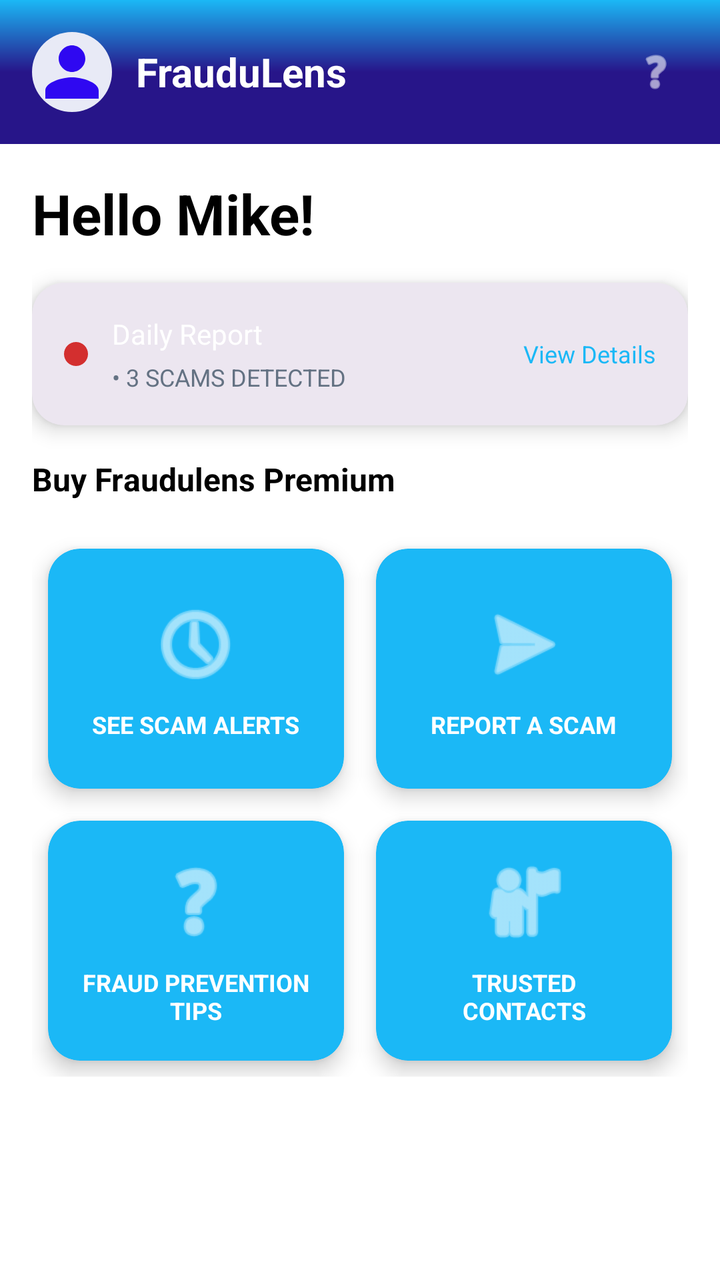
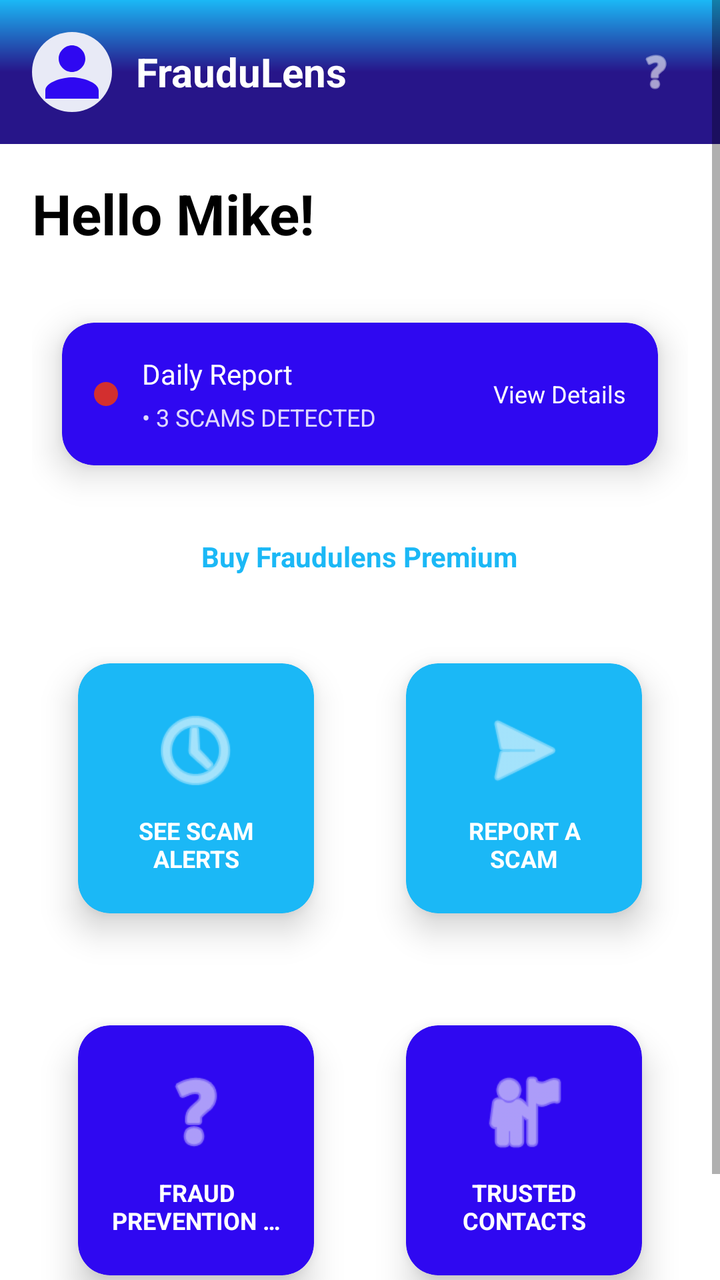

Compare the two renders of this Android layout. The source of the first and the diff that turns it into the second are given below.
<!-- AndroidManifest.xml: application theme Theme.FrauduLens -->
<!-- res/layout/fragment_home.xml -->
<?xml version="1.0" encoding="utf-8"?>
<ScrollView xmlns:android="http://schemas.android.com/apk/res/android"
    xmlns:app="http://schemas.android.com/apk/res-auto"
    android:layout_width="match_parent"
    android:layout_height="match_parent"
    android:background="@color/surface"
    android:fillViewport="true">

    <LinearLayout
        android:layout_width="match_parent"
        android:layout_height="wrap_content"
        android:orientation="vertical">

        
        <LinearLayout
            android:layout_width="match_parent"
            android:layout_height="wrap_content"
            android:orientation="horizontal"
            android:gravity="center_vertical"
            android:padding="16dp"
            android:background="@drawable/gradient_bg">

            <ImageView
                android:id="@+id/ivProfilePic"
                android:layout_width="40dp"
                android:layout_height="40dp"
                android:src="@drawable/ic_profile"
                android:background="@drawable/bg_circle"
                android:padding="4dp"
                android:layout_marginEnd="12dp"/>

            <TextView
                android:layout_width="0dp"
                android:layout_height="wrap_content"
                android:layout_weight="1"
                android:text="FrauduLens"
                android:textColor="@color/surface"
                android:textSize="20sp"
                android:textStyle="bold"/>

            <ImageView
                android:id="@+id/ivHelp"
                android:layout_width="32dp"
                android:layout_height="32dp"
                android:src="@android:drawable/ic_menu_help"
                android:tint="@color/surface"
                android:padding="4dp"
                android:clickable="true"
                android:focusable="true"
                android:background="?attr/selectableItemBackground"/>
        </LinearLayout>

        
        <LinearLayout
            android:layout_width="match_parent"
            android:layout_height="wrap_content"
            android:orientation="vertical"
            android:padding="16dp">

            <TextView
                android:id="@+id/tvGreeting"
                android:layout_width="match_parent"
                android:layout_height="wrap_content"
                android:text="Hello Mike!"
                android:textColor="@color/textPrimary"
                android:textSize="28sp"
                android:textStyle="bold"
                android:layout_marginBottom="16dp"/>

            
            <com.google.android.material.card.MaterialCardView
                android:layout_width="match_parent"
                android:layout_height="wrap_content"
                android:layout_marginBottom="16dp"
                app:cardCornerRadius="16dp"
                app:cardElevation="6dp"
                app:cardBackgroundColor="@color/dailyReportBg">

                <LinearLayout
                    android:layout_width="match_parent"
                    android:layout_height="wrap_content"
                    android:orientation="horizontal"
                    android:gravity="center_vertical"
                    android:padding="16dp">

                    <View
                        android:layout_width="12dp"
                        android:layout_height="12dp"
                        android:background="@drawable/bg_circle"
                        android:backgroundTint="@color/danger"/>

                    <LinearLayout
                        android:layout_width="0dp"
                        android:layout_height="wrap_content"
                        android:layout_weight="1"
                        android:orientation="vertical"
                        android:layout_marginStart="12dp">

                        <TextView
                            android:layout_width="wrap_content"
                            android:layout_height="wrap_content"
                            android:text="Daily Report"
                            android:textColor="@color/surface"
                            android:textSize="14sp"/>

                        <TextView
                            android:layout_width="wrap_content"
                            android:layout_height="wrap_content"
                            android:text="• 3 SCAMS DETECTED"
                            android:textColor="@color/colorGray"
                            android:textSize="12sp"
                            android:layout_marginTop="4dp"/>
                    </LinearLayout>

                    <TextView
                        android:id="@+id/tvViewDetails"
                        android:layout_width="wrap_content"
                        android:layout_height="wrap_content"
                        android:text="View Details"
                        android:textColor="@color/secondaryColor"
                        android:textSize="12sp"
                        android:clickable="true"
                        android:focusable="true"
                        android:background="?attr/selectableItemBackground"/>
                </LinearLayout>
            </com.google.android.material.card.MaterialCardView>

            
            <TextView
                android:layout_width="wrap_content"
                android:layout_height="wrap_content"
                android:text="Buy Fraudulens Premium"
                android:textColor="@color/textPrimary"
                android:textSize="16sp"
                android:textStyle="bold"
                android:layout_marginBottom="16dp"/>

            
            <GridLayout
                android:layout_width="match_parent"
                android:layout_height="wrap_content"
                android:columnCount="2"
                android:rowCount="2"
                android:alignmentMode="alignMargins"
                android:layout_marginBottom="16dp">

                <com.google.android.material.card.MaterialCardView
                    android:layout_width="0dp"
                    android:layout_height="120dp"
                    android:layout_columnWeight="1"
                    android:layout_margin="8dp"
                    app:cardCornerRadius="16dp"
                    app:cardElevation="6dp"
                    app:cardBackgroundColor="@color/colorBlue">

                    <LinearLayout
                        android:layout_width="match_parent"
                        android:layout_height="match_parent"
                        android:orientation="vertical"
                        android:gravity="center"
                        android:padding="16dp">

                        <ImageView
                            android:layout_width="48dp"
                            android:layout_height="48dp"
                            android:src="@android:drawable/ic_menu_recent_history"
                            android:tint="@color/surface"/>

                        <TextView
                            android:layout_width="wrap_content"
                            android:layout_height="wrap_content"
                            android:text="SEE SCAM ALERTS"
                            android:textColor="@color/surface"
                            android:textSize="12sp"
                            android:textStyle="bold"
                            android:layout_marginTop="8dp"
                            android:gravity="center"/>
                    </LinearLayout>
                </com.google.android.material.card.MaterialCardView>

                <com.google.android.material.card.MaterialCardView
                    android:layout_width="0dp"
                    android:layout_height="120dp"
                    android:layout_columnWeight="1"
                    android:layout_margin="8dp"
                    app:cardCornerRadius="16dp"
                    app:cardElevation="6dp"
                    app:cardBackgroundColor="@color/colorBlue">

                    <LinearLayout
                        android:layout_width="match_parent"
                        android:layout_height="match_parent"
                        android:orientation="vertical"
                        android:gravity="center"
                        android:padding="16dp">

                        <ImageView
                            android:layout_width="48dp"
                            android:layout_height="48dp"
                            android:src="@android:drawable/ic_menu_send"
                            android:tint="@color/surface"/>

                        <TextView
                            android:layout_width="wrap_content"
                            android:layout_height="wrap_content"
                            android:text="REPORT A SCAM"
                            android:textColor="@color/surface"
                            android:textSize="12sp"
                            android:textStyle="bold"
                            android:layout_marginTop="8dp"
                            android:gravity="center"/>
                    </LinearLayout>
                </com.google.android.material.card.MaterialCardView>

                <com.google.android.material.card.MaterialCardView
                    android:layout_width="0dp"
                    android:layout_height="120dp"
                    android:layout_columnWeight="1"
                    android:layout_margin="8dp"
                    app:cardCornerRadius="16dp"
                    app:cardElevation="6dp"
                    app:cardBackgroundColor="@color/colorBlue">

                    <LinearLayout
                        android:layout_width="match_parent"
                        android:layout_height="match_parent"
                        android:orientation="vertical"
                        android:gravity="center"
                        android:padding="16dp">

                        <ImageView
                            android:layout_width="48dp"
                            android:layout_height="48dp"
                            android:src="@android:drawable/ic_menu_help"
                            android:tint="@color/surface"/>

                        <TextView
                            android:layout_width="wrap_content"
                            android:layout_height="wrap_content"
                            android:text="FRAUD PREVENTION TIPS"
                            android:textColor="@color/surface"
                            android:textSize="12sp"
                            android:textStyle="bold"
                            android:layout_marginTop="8dp"
                            android:gravity="center"/>
                    </LinearLayout>
                </com.google.android.material.card.MaterialCardView>

                <com.google.android.material.card.MaterialCardView
                    android:layout_width="0dp"
                    android:layout_height="120dp"
                    android:layout_columnWeight="1"
                    android:layout_margin="8dp"
                    app:cardCornerRadius="16dp"
                    app:cardElevation="6dp"
                    app:cardBackgroundColor="@color/colorBlue">

                    <LinearLayout
                        android:layout_width="match_parent"
                        android:layout_height="match_parent"
                        android:orientation="vertical"
                        android:gravity="center"
                        android:padding="16dp">

                        <ImageView
                            android:layout_width="48dp"
                            android:layout_height="48dp"
                            android:src="@android:drawable/ic_menu_myplaces"
                            android:tint="@color/surface"/>

                        <TextView
                            android:layout_width="wrap_content"
                            android:layout_height="wrap_content"
                            android:text="TRUSTED CONTACTS"
                            android:textColor="@color/surface"
                            android:textSize="12sp"
                            android:textStyle="bold"
                            android:layout_marginTop="8dp"
                            android:gravity="center"/>
                    </LinearLayout>
                </com.google.android.material.card.MaterialCardView>
            </GridLayout>

        </LinearLayout>
    </LinearLayout>
</ScrollView>
<!-- resources referenced by this layout -->
<resources>
  <color name="colorBlue">#1BB8F6</color>
  <color name="colorGray">#647283</color>
  <color name="dailyReportBg">#ECE6F0</color>
  <color name="danger">#D32F2F</color>
  <color name="secondaryColor">#1BB8F6</color>
  <color name="surface">#FFFFFF</color>
  <color name="textPrimary">#000000</color>
  <!-- drawable bg_circle (drawable) -->
  <shape xmlns:android="http://schemas.android.com/apk/res/android" android:shape="oval">
      <solid android:color="#E8EAF6" />
  </shape>
  <!-- drawable gradient_bg (drawable) -->
  <?xml version="1.0" encoding="utf-8"?>
  <shape xmlns:android="http://schemas.android.com/apk/res/android" android:shape="rectangle">
      <gradient
          android:angle="90"
          android:startColor="@color/colorDarkPurple"
          android:centerColor="@color/colorDarkPurple"
          android:centerY="0.5"
          android:endColor="@color/colorBlue"
          android:type="linear" />
  </shape>
  <!-- drawable ic_profile (drawable) -->
  <?xml version="1.0" encoding="utf-8"?>
  <vector xmlns:android="http://schemas.android.com/apk/res/android"
      android:width="24dp" android:height="24dp" android:viewportWidth="24" android:viewportHeight="24">
      <path android:fillColor="@color/primaryColor" android:pathData="M12 12c2.7 0 5-2.3 5-5s-2.3-5-5-5-5 2.3-5 5 2.3 5 5 5zm0 2c-3.3 0-10 1.7-10 5v3h20v-3c0-3.3-6.7-5-10-5z"/>
  </vector>
  <style name="Theme.FrauduLens" parent="Theme.MaterialComponents.DayNight.NoActionBar">
          <item name="colorPrimary">@color/primaryColor</item>
          <item name="colorPrimaryVariant">@color/primaryVariant</item>
          <item name="colorSecondary">@color/secondaryColor</item>
          <item name="android:statusBarColor">@color/primaryVariant</item>
          <item name="android:navigationBarColor">@color/primaryVariant</item>
          <item name="materialCardViewStyle">@style/Widget.MaterialComponents.CardView</item>
          <item name="android:windowBackground">@drawable/gradient_bg</item>
          <item name="android:fontFamily">sans-serif</item>
      </style>
  <color name="colorDarkPurple">#271589</color>
  <color name="primaryColor">#2F08F1</color>
  <color name="primaryVariant">#271589</color>
</resources>

<!-- the commit's change to res/layout/fragment_home.xml (unified diff, before → after) -->
@@ -61,222 +61,255 @@
                 android:id="@+id/tvGreeting"
                 android:layout_width="match_parent"
                 android:layout_height="wrap_content"
+                android:layout_marginBottom="16dp"
                 android:text="Hello Mike!"
                 android:textColor="@color/textPrimary"
                 android:textSize="28sp"
-                android:textStyle="bold"
-                android:layout_marginBottom="16dp"/>
+                android:textStyle="bold" />
 
             
             <com.google.android.material.card.MaterialCardView
                 android:layout_width="match_parent"
                 android:layout_height="wrap_content"
                 android:layout_marginBottom="16dp"
+                app:cardBackgroundColor="@color/colorPurple"
                 app:cardCornerRadius="16dp"
-                app:cardElevation="6dp"
-                app:cardBackgroundColor="@color/dailyReportBg">
+                app:cardElevation="10dp"
+                app:cardUseCompatPadding="true">
 
                 <LinearLayout
                     android:layout_width="match_parent"
                     android:layout_height="wrap_content"
+                    android:gravity="center_vertical"
                     android:orientation="horizontal"
-                    android:gravity="center_vertical"
                     android:padding="16dp">
 
                     <View
+                        android:id="@+id/viewDailyDot"
                         android:layout_width="12dp"
                         android:layout_height="12dp"
                         android:background="@drawable/bg_circle"
-                        android:backgroundTint="@color/danger"/>
+                        android:backgroundTint="@color/danger" />
 
                     <LinearLayout
                         android:layout_width="0dp"
                         android:layout_height="wrap_content"
+                        android:layout_marginStart="12dp"
                         android:layout_weight="1"
-                        android:orientation="vertical"
-                        android:layout_marginStart="12dp">
+                        android:orientation="vertical">
 
                         <TextView
                             android:layout_width="wrap_content"
                             android:layout_height="wrap_content"
                             android:text="Daily Report"
                             android:textColor="@color/surface"
-                            android:textSize="14sp"/>
-
-                        <TextView
+                            android:textSize="14sp" />
+
+                        <TextView
+                        android:id="@+id/tvDailyCount"
                             android:layout_width="wrap_content"
                             android:layout_height="wrap_content"
+                            android:layout_marginTop="4dp"
+                            android:alpha="0.85"
                             android:text="• 3 SCAMS DETECTED"
-                            android:textColor="@color/colorGray"
-                            android:textSize="12sp"
-                            android:layout_marginTop="4dp"/>
+                            android:textColor="@color/surface"
+                            android:textSize="12sp" />
                     </LinearLayout>
 
                     <TextView
                         android:id="@+id/tvViewDetails"
                         android:layout_width="wrap_content"
                         android:layout_height="wrap_content"
-                        android:text="View Details"
-                        android:textColor="@color/secondaryColor"
-                        android:textSize="12sp"
+                        android:background="?attr/selectableItemBackground"
                         android:clickable="true"
                         android:focusable="true"
-                        android:background="?attr/selectableItemBackground"/>
+                        android:text="View Details"
+                        android:textColor="@color/surface"
+                        android:textSize="12sp" />
                 </LinearLayout>
             </com.google.android.material.card.MaterialCardView>
 
             
             <TextView
+                android:id="@+id/tvBuyPremium"
                 android:layout_width="wrap_content"
                 android:layout_height="wrap_content"
+                android:layout_gravity="center_horizontal"
+                android:layout_marginBottom="16dp"
+                android:background="?attr/selectableItemBackground"
+                android:clickable="true"
+                android:focusable="true"
                 android:text="Buy Fraudulens Premium"
-                android:textColor="@color/textPrimary"
-                android:textSize="16sp"
-                android:textStyle="bold"
-                android:layout_marginBottom="16dp"/>
+                android:textColor="@color/colorBlue"
+                android:textSize="14sp"
+                android:textStyle="bold" />
 
             
             <GridLayout
                 android:layout_width="match_parent"
                 android:layout_height="wrap_content"
+                android:layout_marginBottom="16dp"
+                android:alignmentMode="alignMargins"
                 android:columnCount="2"
-                android:rowCount="2"
-                android:alignmentMode="alignMargins"
-                android:layout_marginBottom="16dp">
+                android:rowCount="2">
 
                 <com.google.android.material.card.MaterialCardView
                     android:layout_width="0dp"
-                    android:layout_height="120dp"
+                    android:layout_height="165dp"
                     android:layout_columnWeight="1"
                     android:layout_margin="8dp"
+                    app:cardBackgroundColor="@color/colorBlue"
                     app:cardCornerRadius="16dp"
-                    app:cardElevation="6dp"
-                    app:cardBackgroundColor="@color/colorBlue">
+                    app:cardElevation="10dp"
+                    app:cardUseCompatPadding="true">
 
                     <LinearLayout
                         android:layout_width="match_parent"
                         android:layout_height="match_parent"
+                        android:gravity="center"
                         android:orientation="vertical"
-                        android:gravity="center"
                         android:padding="16dp">
 
                         <ImageView
                             android:layout_width="48dp"
                             android:layout_height="48dp"
                             android:src="@android:drawable/ic_menu_recent_history"
-                            android:tint="@color/surface"/>
-
-                        <TextView
-                            android:layout_width="wrap_content"
-                            android:layout_height="wrap_content"
-                            android:text="SEE SCAM ALERTS"
+                            android:tint="@color/surface" />
+
+                        <TextView
+                            android:layout_width="match_parent"
+                            android:layout_height="wrap_content"
+                            android:layout_marginTop="8dp"
+                            android:gravity="center"
+                            android:text="SEE SCAM\nALERTS"
                             android:textColor="@color/surface"
                             android:textSize="12sp"
-                            android:textStyle="bold"
-                            android:layout_marginTop="8dp"
-                            android:gravity="center"/>
+                            android:lineSpacingExtra="0dp"
+                            android:maxLines="2"
+                            android:ellipsize="end"
+                            android:textStyle="bold" />
                     </LinearLayout>
                 </com.google.android.material.card.MaterialCardView>
 
                 <com.google.android.material.card.MaterialCardView
+                    android:id="@+id/cardReportScam"
                     android:layout_width="0dp"
-                    android:layout_height="120dp"
+                    android:layout_height="165dp"
                     android:layout_columnWeight="1"
                     android:layout_margin="8dp"
+                    android:clickable="true"
+                    android:focusable="true"
+                    android:foreground="?attr/selectableItemBackground"
+                    app:cardBackgroundColor="@color/colorBlue"
                     app:cardCornerRadius="16dp"
-                    app:cardElevation="6dp"
-                    app:cardBackgroundColor="@color/colorBlue">
+                    app:cardElevation="10dp"
+                    app:cardUseCompatPadding="true">
 
                     <LinearLayout
                         android:layout_width="match_parent"
                         android:layout_height="match_parent"
+                        android:gravity="center"
                         android:orientation="vertical"
-                        android:gravity="center"
                         android:padding="16dp">
 
                         <ImageView
                             android:layout_width="48dp"
                             android:layout_height="48dp"
                             android:src="@android:drawable/ic_menu_send"
-                            android:tint="@color/surface"/>
-
-                        <TextView
-                            android:layout_width="wrap_content"
-                            android:layout_height="wrap_content"
-                            android:text="REPORT A SCAM"
+                            android:tint="@color/surface" />
+
+                        <TextView
+                            android:layout_width="match_parent"
+                            android:layout_height="wrap_content"
+                            android:layout_marginTop="8dp"
+                            android:gravity="center"
+                            android:text="REPORT A\nSCAM"
                             android:textColor="@color/surface"
                             android:textSize="12sp"
-                            android:textStyle="bold"
-                            android:layout_marginTop="8dp"
-                            android:gravity="center"/>
+                            android:lineSpacingExtra="0dp"
+                            android:maxLines="2"
+                            android:ellipsize="end"
+                            android:textStyle="bold" />
                     </LinearLayout>
                 </com.google.android.material.card.MaterialCardView>
 
                 <com.google.android.material.card.MaterialCardView
                     android:layout_width="0dp"
-                    android:layout_height="120dp"
+                    android:layout_height="165dp"
                     android:layout_columnWeight="1"
                     android:layout_margin="8dp"
+                    app:cardBackgroundColor="@color/colorPurple"
                     app:cardCornerRadius="16dp"
-                    app:cardElevation="6dp"
-                    app:cardBackgroundColor="@color/colorBlue">
+                    app:cardElevation="10dp"
+                    app:cardUseCompatPadding="true">
 
                     <LinearLayout
                         android:layout_width="match_parent"
                         android:layout_height="match_parent"
+                        android:gravity="center"
                         android:orientation="vertical"
-                        android:gravity="center"
                         android:padding="16dp">
 
                         <ImageView
                             android:layout_width="48dp"
                             android:layout_height="48dp"
                             android:src="@android:drawable/ic_menu_help"
-                            android:tint="@color/surface"/>
-
-                        <TextView
-                            android:layout_width="wrap_content"
-                            android:layout_height="wrap_content"
-                            android:text="FRAUD PREVENTION TIPS"
+                            android:tint="@color/surface" />
+
+                        <TextView
+                            android:layout_width="match_parent"
+                            android:layout_height="wrap_content"
+                            android:layout_marginTop="8dp"
+                            android:gravity="center"
+                            android:text="FRAUD\nPREVENTION TIPS"
                             android:textColor="@color/surface"
                             android:textSize="12sp"
-                            android:textStyle="bold"
-                            android:layout_marginTop="8dp"
-                            android:gravity="center"/>
+                            android:lineSpacingExtra="0dp"
+                            android:maxLines="2"
+                            android:ellipsize="end"
+                            android:textStyle="bold" />
                     </LinearLayout>
                 </com.google.android.material.card.MaterialCardView>
 
                 <com.google.android.material.card.MaterialCardView
+                    android:id="@+id/cardTrustedContacts"
                     android:layout_width="0dp"
-                    android:layout_height="120dp"
+                    android:layout_height="165dp"
                     android:layout_columnWeight="1"
                     android:layout_margin="8dp"
+                    android:clickable="true"
+                    android:focusable="true"
+                    android:foreground="?attr/selectableItemBackground"
+                    app:cardBackgroundColor="@color/colorPurple"
                     app:cardCornerRadius="16dp"
-                    app:cardElevation="6dp"
-                    app:cardBackgroundColor="@color/colorBlue">
+                    app:cardElevation="10dp"
+                    app:cardUseCompatPadding="true">
 
                     <LinearLayout
                         android:layout_width="match_parent"
                         android:layout_height="match_parent"
+                        android:gravity="center"
                         android:orientation="vertical"
-                        android:gravity="center"
                         android:padding="16dp">
 
                         <ImageView
                             android:layout_width="48dp"
                             android:layout_height="48dp"
                             android:src="@android:drawable/ic_menu_myplaces"
-                            android:tint="@color/surface"/>
-
-                        <TextView
-                            android:layout_width="wrap_content"
-                            android:layout_height="wrap_content"
-                            android:text="TRUSTED CONTACTS"
+                            android:tint="@color/surface" />
+
+                        <TextView
+                            android:layout_width="match_parent"
+                            android:layout_height="wrap_content"
+                            android:layout_marginTop="8dp"
+                            android:gravity="center"
+                            android:text="TRUSTED\nCONTACTS"
                             android:textColor="@color/surface"
                             android:textSize="12sp"
-                            android:textStyle="bold"
-                            android:layout_marginTop="8dp"
-                            android:gravity="center"/>
+                            android:lineSpacingExtra="0dp"
+                            android:maxLines="2"
+                            android:ellipsize="end"
+                            android:textStyle="bold" />
                     </LinearLayout>
                 </com.google.android.material.card.MaterialCardView>
             </GridLayout>
<!-- resource entries referenced after the edit -->
@@ -1,8 +1,7 @@
 <!-- resources referenced by this layout -->
 <resources>
   <color name="colorBlue">#1BB8F6</color>
-  <color name="colorGray">#647283</color>
-  <color name="dailyReportBg">#ECE6F0</color>
+  <color name="colorPurple">#2F08F1</color>
   <color name="danger">#D32F2F</color>
   <color name="secondaryColor">#1BB8F6</color>
   <color name="surface">#FFFFFF</color>
